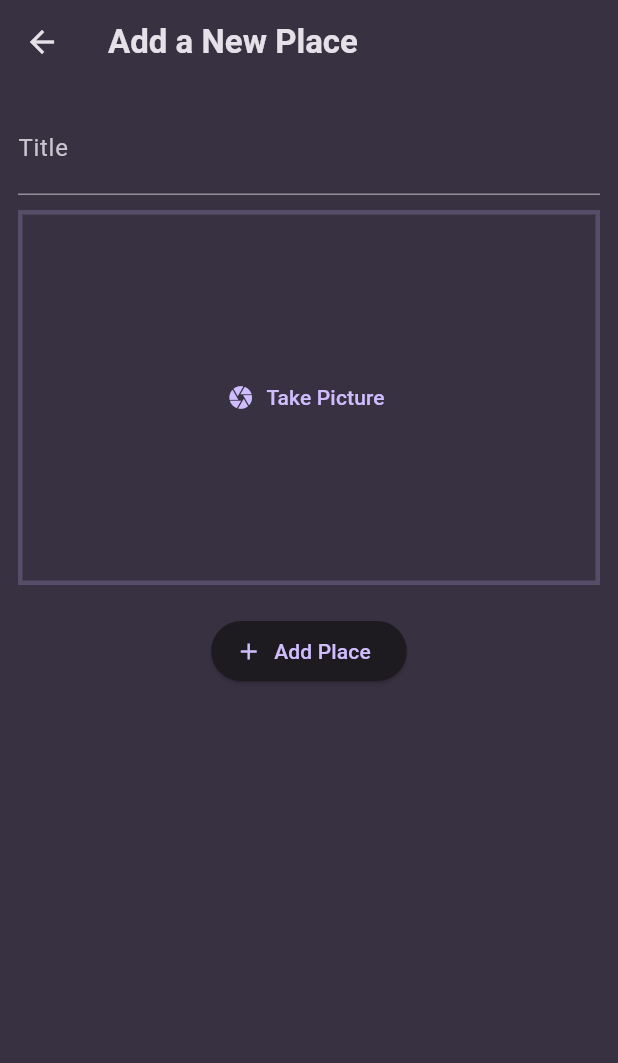
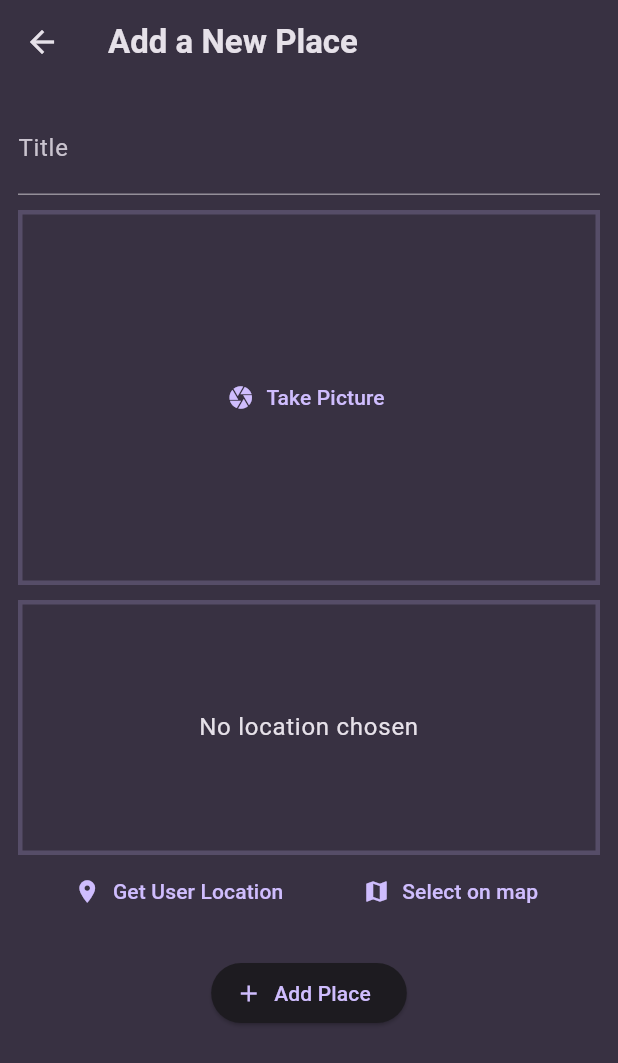
Before and after one commit to subhava06/LookNGo-App-, a Flutter app: the AddPlaceScreen screen opened directly, on a phone screen of 412 x 824 dp. Shown: the top 1063 px of the screen. Run offline on Flutter 3.47's test engine with Material 3 defaults, Android fonts, the phone set to English and light mode, and no system bars; our stand-ins replace flutter_riverpod, google_fonts, image_picker.

```diff
--- a/lib/screens/add_place.dart
+++ b/lib/screens/add_place.dart
@@ -1,6 +1,7 @@
 // Screen used to add places to the list
 //to manage user i/p...so stf widget
 import 'package:favorite_places_app/users/user_places.dart';
+import 'package:favorite_places_app/widgets/location_input.dart';
 import 'package:flutter/material.dart';
 import 'package:flutter_riverpod/flutter_riverpod.dart';
 import 'dart:io';
@@ -57,6 +58,10 @@
               _selectedImage = image;
             },
             ),
+
+            const SizedBox(height: 10,),
+            LocationInput(),
+
             const SizedBox(height: 20),
             ElevatedButton.icon(
               onPressed: _savePlace,
--- a/lib/widgets/location_input.dart
+++ b/lib/widgets/location_input.dart
@@ -1,7 +1,7 @@
 // to add it as an element to the add place screens
 
 
-import 'package:flutter/cupertino.dart';
+import 'package:flutter/material.dart';
 
 class LocationInput extends StatefulWidget {
   const LocationInput({super.key});
@@ -18,13 +18,41 @@
 
         //container to show preview of the image
         Container(
+            alignment: Alignment.center,
+            height: 170,
+            width: double.infinity,
+          decoration: BoxDecoration(
+            border: Border.all(
+                width: 3,
+                color: Theme.of(context).colorScheme.primary.withValues(alpha: 0.2)),
+          ),
+          // to get snapshot of the selected image
+          child: Text(
+            'No location chosen',
+            textAlign: TextAlign.center,
+            style: Theme.of(context).textTheme.bodyLarge!.copyWith(
+              color: Theme.of(context).colorScheme.onSurface,
+            ),),
+    ),
+        Row(
+          mainAxisAlignment: MainAxisAlignment.spaceEvenly,
+          //one button to get user location automatically
+          //second button to get loc manually
+          children: [
+            TextButton.icon(
+              icon: const Icon(Icons.location_on),
+              label: const Text('Get User Location'),
+              onPressed: () {},
+            ),
 
+            TextButton.icon(
+              icon: const Icon(Icons.map),
+              label: const Text('Select on map'),
+              onPressed: () {},
+            ),
+          ],
         ),
 
-        Row(
-          //one button to get user location automatically
-          //second button to get loc manually
-        ),
       ],
     );
   }
```
Also changed, not shown: 1 other file.
